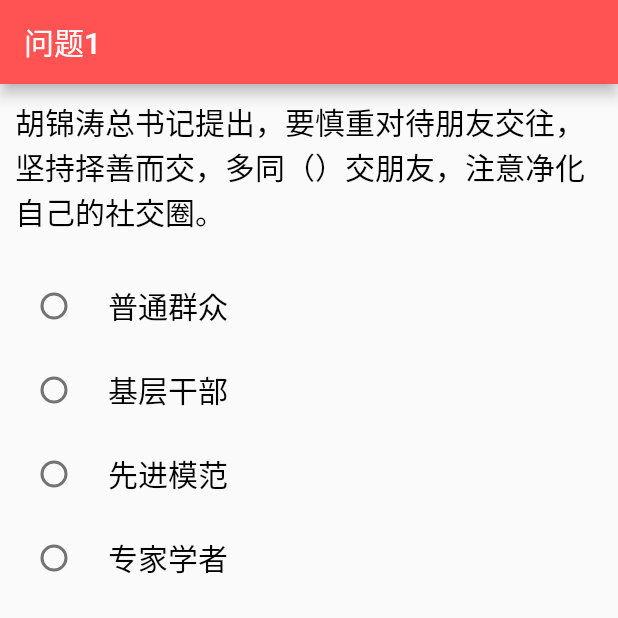
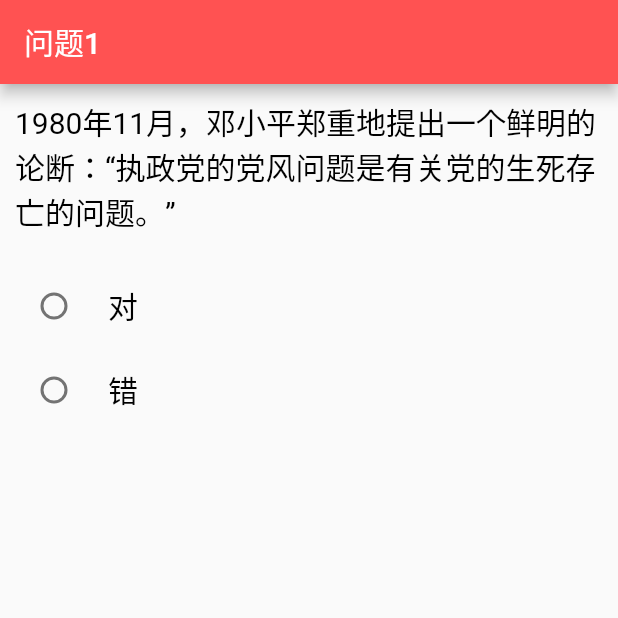
Before and after one commit to LuoYiHao/flutter_ask_answer_game, a Flutter app: the screen it shows after launch, on a phone screen of 412 x 824 dp, the top half of it. Run offline on Flutter 3.47's test engine with Material 2 defaults, Android fonts, the phone set to English and light mode, and no system bars; our stand-ins replace fluttertoast, shared_preferences.

Commit message:
feat:支持多个选项

```diff
--- a/lib/data.dart
+++ b/lib/data.dart
@@ -2,20 +2,14 @@ import 'common.dart';
 var arr = [
   {
     "question":"“从群众中来，到群众中去。”最早是由（）提出的。",
-    "answerA":'周恩来',
-    "answerB":'毛泽东',
-    "answerC":'邓小平',
-    "answerD":'胡锦涛',
+    "options":'周恩来,毛泽东,邓小平,胡锦涛',
     "rightAnswer":'毛泽东',
   },
-  {
-    "question":'胡锦涛总书记提出，要慎重对待朋友交往，坚持择善而交，多同（）交朋友，注意净化自己的社交圈。',
-    "answerA":'普通群众',
-    "answerB":'基层干部',
-    "answerC":'先进模范',
-    "answerD":'专家学者',
-    "rightAnswer":'普通群众'
-  },
+  // {
+  //   "question":'胡锦涛总书记提出，要慎重对待朋友交往，坚持择善而交，多同（）交朋友，注意净化自己的社交圈。',
+  //   "options":'普通群众,基层干部,先进模范',
+  //   "rightAnswer":'普通群众'
+  // },
   // {
   //   "question":'党的（）提出，要在全党深入开展以为民、务实、清廉为主要内容的党的群众路线教育实践活动。',
   //   "answerA":'十六大',
@@ -194,28 +188,19 @@ var arr = [
   // },
   // {
   //   "question":'《中国移动党组（党委）落实全面从严治党主体责任办法》中规定，党风廉政建设和反腐败工作领导小组办公室是党组（党委）推进全面从严治党的日常（），应当强化统筹协调、督导指导职能职责，抓好工作规划、年度计划等制定实施，不断完善制度，加强理论研究，当好全面从严治党的参谋助手。',
-  //   "answerA":'协调机构',
-  //   "answerB":'办事机构',
-  //   "answerC":'领导机构',
-  //   "answerD":'工作机构',
+  //   "options":'协调机构,办事机构,领导机构,工作机构',
   //   "rightAnswer":'办事机构'
   // },
   // {
   //   "question":'通过延安整风，中国共产党初步确立了密切联系群众的思想路线，将马克思主义中国化的第一个理论成果——毛泽东思想确定为党的指导思想。',
-  //   "answerA":'对',
-  //   "answerB":'错',
-  //   "answerC":'',
-  //   "answerD":'',
+  //   "options":'对,错',
   //   "rightAnswer":'错'
   // },
-  // {
-  //   "question":'1980年11月，邓小平郑重地提出一个鲜明的论断：“执政党的党风问题是有关党的生死存亡的问题。”',
-  //   "answerA":'对',
-  //   "answerB":'错',
-  //   "answerC":'',
-  //   "answerD":'',
-  //   "rightAnswer":'错'
-  // },
+  {
+    "question":'1980年11月，邓小平郑重地提出一个鲜明的论断：“执政党的党风问题是有关党的生死存亡的问题。”',
+    "options":'对,错',
+    "rightAnswer":'错'
+  },
   // {
   //   "question":'2020年1月8日，习近平总书记在“不忘初心、牢记使命”主题教育总结大会上强调，强大的政党是在自我革命中锻造出来的。回顾党的历史，我们党总是在推动社会革命的同时，勇于推动自我革命，始终坚持真理、修正错误，敢于正视问题、克服缺点，勇于刮骨疗毒、去腐生肌。',
   //   "answerA":'对',
--- a/lib/gameOver.dart
+++ b/lib/gameOver.dart
@@ -30,14 +30,17 @@ class _GameOver extends State<GameOver> {
             Column(
               mainAxisAlignment: MainAxisAlignment.center,
                 children: <Widget>[
-                  Image.asset('assets/images/gameover.png',width: 100,height: 100,),
+                  Container(
+                    child:Image.asset('assets/images/gameover.png',width: 100,height: 100,),
+                    margin: const EdgeInsets.fromLTRB(10.0, 10.0, 10.0, 10.0)
+                  ),
                   Container(
                     child:Text('游戏结束',style: TextStyle(
                       fontSize: 30,
                       color: Colors.green
                       ),
                     ),
-                    margin: const EdgeInsets.fromLTRB(10.0, 10.0, 10.0, 10.0),
+                    margin: const EdgeInsets.fromLTRB(10.0, 10.0, 10.0, 10.0)
                   ),
                   Container(
                     child:Text('您的分数为：$_score',style: TextStyle(
@@ -45,7 +48,7 @@ class _GameOver extends State<GameOver> {
                       color: Colors.green
                       ),
                     ),
-                    margin: const EdgeInsets.fromLTRB(10.0, 0.0, 10.0, 10.0),
+                    margin: const EdgeInsets.fromLTRB(10.0, 0.0, 10.0, 10.0)
                   ),
                   Container(
                     child:Text('所花时间为：${_seconds}s',style: TextStyle(
@@ -53,7 +56,7 @@ class _GameOver extends State<GameOver> {
                       color: Colors.green
                       ),
                     ),
-                    margin: const EdgeInsets.fromLTRB(10.0, 0.0, 10.0, 50.0),
+                    margin: const EdgeInsets.fromLTRB(10.0, 0.0, 10.0, 50.0)
                   ),
                   RaisedButton(
                     onPressed: (){
--- a/lib/main.dart
+++ b/lib/main.dart
@@ -54,57 +54,34 @@ class _Content extends State<Content> {
               margin: EdgeInsets.fromLTRB(10.0, 10.0, 10.0, 20.0),
             ),
             Column(
-              children: <Widget>[
-                RadioListTile<String>(
-                  value: list[_count]["answerA"],
-                  title: Text(list[_count]["answerA"],style: TextStyle(
-                    fontSize: 20,
-                    color: Colors.black
-                  )),
-                  groupValue: _newValue,
-                  onChanged: (value) {
-                    changeItem(value);
-                  },
-                ),
-                RadioListTile<String>(
-                  value: list[_count]["answerB"],
-                  title: Text(list[_count]["answerB"],style: TextStyle(
-                    fontSize: 20,
-                    color: Colors.black
-                  )),
-                  groupValue: _newValue,
-                  onChanged: (value) {
-                    changeItem(value);
-                  },
-                ),
-                RadioListTile<String>(
-                  value: list[_count]["answerC"],
-                  title: Text(list[_count]["answerC"],style: TextStyle(
-                    fontSize: 20,
-                    color: Colors.black
-                  )),
-                  groupValue: _newValue,
-                  onChanged: (value){
-                    changeItem(value);
-                  },
-                ),
-                RadioListTile<String>(
-                  value: list[_count]["answerD"],
-                  title: Text(list[_count]["answerD"],style: TextStyle(
-                    fontSize: 20,
-                    color: Colors.black
-                  )),
-                  groupValue: _newValue,
-                  onChanged: (value){
-                    changeItem(value);
-                  },
-                ),
-              ],
+              children:generateOptions()
             ),
           ],
         )]),
       )
     );
+  }
+
+  List<Widget> generateOptions(){
+    List<Widget> _optionList = [];
+    var problem = list[_count];
+    var options = problem['options'].split(",");
+    for(var option in options){
+      _optionList.add(
+        RadioListTile<String>(
+          value: option,
+          title: Text(option,style: TextStyle(
+            fontSize: 20,
+            color: Colors.black
+          )),
+          groupValue: _newValue,
+          onChanged: (value) {
+            changeItem(value);
+          },
+        )
+      );
+    }
+    return _optionList;
   }
 
   changeItem(String value) {
```
Also changed, not shown: lib/option.dart (deleted).
